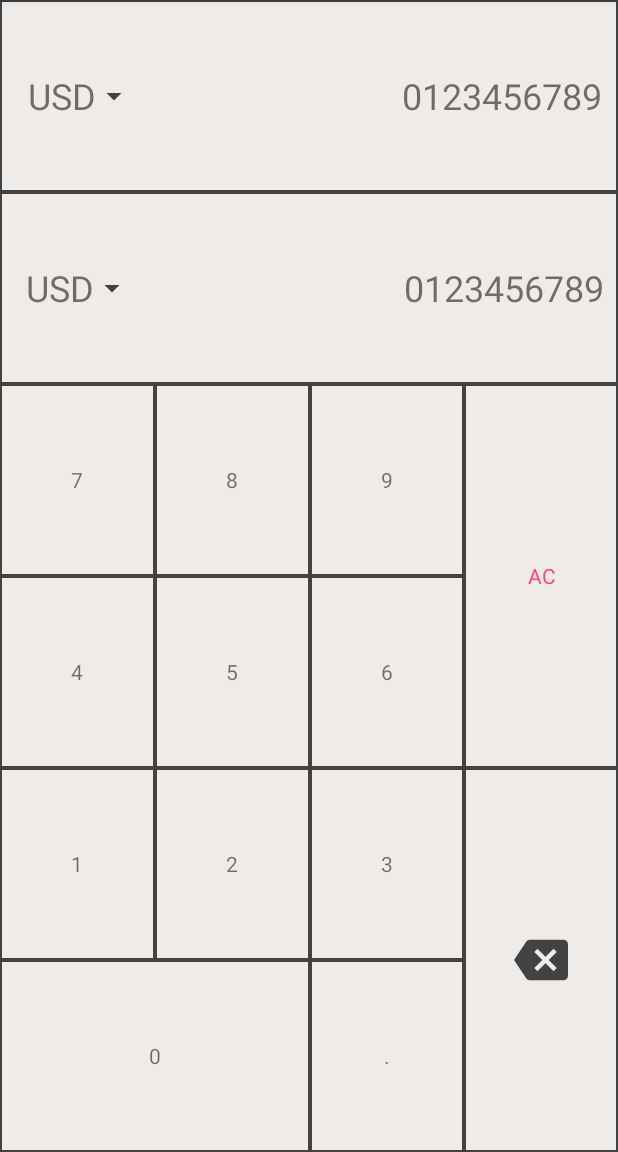
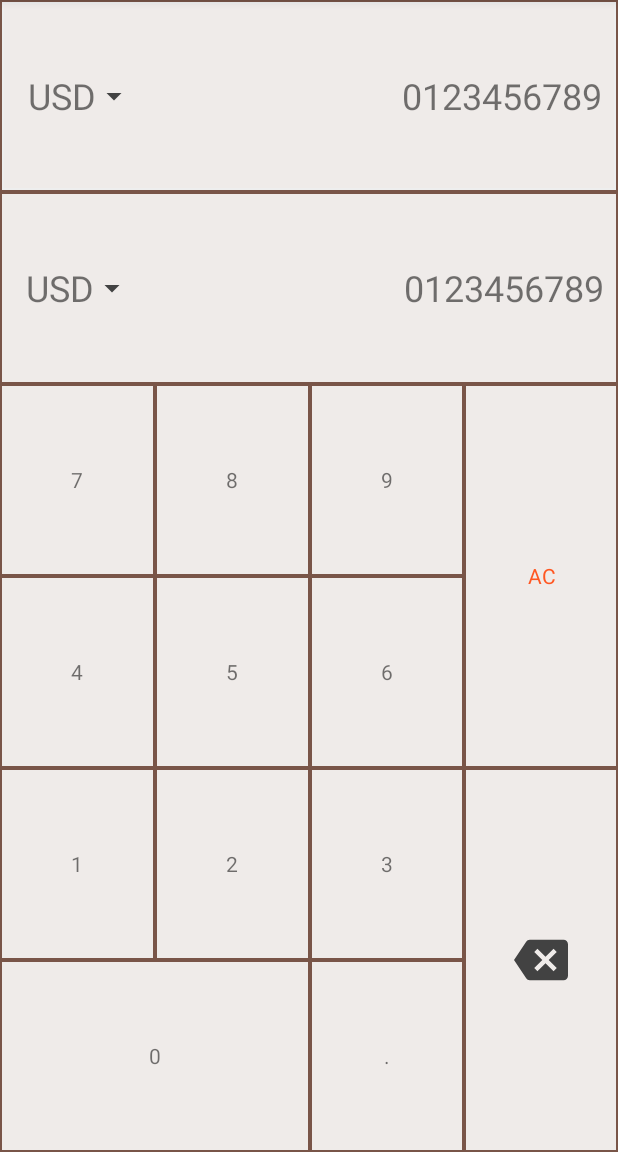
Before and after one commit to artemidius/BroCalc, an Android app: the screen it shows after launch (MainActivity), on a phone screen of 412 x 824 dp, the part 84-1236 px from its top. Run offline under Robolectric (Android 15) with nearby library versions, the phone set to English and light mode, and no system bars; our stand-ins replace Dagger/Hilt's generated code.

Commit message:
Updated layout

```diff
--- a/presentation/src/main/java/com/tomtom/tom/brocalc/ui/main/MainActivity.kt
+++ b/presentation/src/main/java/com/tomtom/tom/brocalc/ui/main/MainActivity.kt
@@ -1,18 +1,45 @@
 package com.tomtom.tom.brocalc.ui.main
 
 import android.os.Bundle
+import android.view.View
 import com.tomtom.tom.brocalc.R
 import com.tomtom.tom.brocalc.base.BaseActivity
+import kotlinx.android.synthetic.main.activity_main.*
 
-class MainActivity : BaseActivity(), MainContract.View {
+class MainActivity : BaseActivity(), MainContract.View, View.OnClickListener {
+
+    override fun onClick(view: View?) = presenter.onClick(view)
+
 
     val presenter:MainContract.Presenter = MainPresenter(this)
 
     override fun onCreate(savedInstanceState: Bundle?) {
         super.onCreate(savedInstanceState)
         setContentView(R.layout.activity_main)
+        setListeners()
         presenter.onCreate()
 
+    }
+
+    fun setListeners() {
+        currency_choice_upper.setOnClickListener(this)
+        currency_choice_lower.setOnClickListener(this)
+        currency_value_upper.setOnClickListener(this)
+        currency_value_lower.setOnClickListener(this)
+
+        b0.setOnClickListener(this)
+        b1.setOnClickListener(this)
+        b2.setOnClickListener(this)
+        b3.setOnClickListener(this)
+        b4.setOnClickListener(this)
+        b5.setOnClickListener(this)
+        b6.setOnClickListener(this)
+        b7.setOnClickListener(this)
+        b8.setOnClickListener(this)
+        b9.setOnClickListener(this)
+        ac.setOnClickListener(this)
+        back.setOnClickListener(this)
+        point.setOnClickListener(this)
     }
 
 
--- a/presentation/src/main/java/com/tomtom/tom/brocalc/ui/main/MainContract.kt
+++ b/presentation/src/main/java/com/tomtom/tom/brocalc/ui/main/MainContract.kt
@@ -8,6 +8,8 @@ interface MainContract {
         fun onDataUpdate()
     }
 
-    interface Presenter : ActivityLifeCyclePresenter
+    interface Presenter : ActivityLifeCyclePresenter {
+        fun onClick(view: android.view.View?)
+    }
 
 }
--- a/presentation/src/main/res/layout/activity_main.xml
+++ b/presentation/src/main/res/layout/activity_main.xml
@@ -9,7 +9,7 @@
     <LinearLayout
         android:layout_width="match_parent"
         android:layout_height="match_parent"
-        android:background="@color/grey_800"
+        android:background="@color/layout_background"
         android:orientation="vertical">
 
         <LinearLayout
@@ -20,32 +20,23 @@
             android:orientation="vertical">
 
             <LinearLayout
-                android:layout_width="match_parent"
-                android:layout_height="match_parent"
+                style="@style/typical_ll"
                 android:background="@color/grey_200"
-                android:layout_weight="1"
                 android:layout_margin="1dp">
 
                 <LinearLayout style="@style/currency_line">
                     <TextView
                         android:id="@+id/currency_choice_upper"
-                        android:layout_width="wrap_content"
-                        android:layout_height="match_parent"
-                        android:text="USD"
-                        android:textSize="24sp"
-                        android:gravity="center_vertical"/>
+                        android:text="usd"
+                        style="@style/currency_choice" />
                     <ImageView
                         android:layout_width="wrap_content"
                         android:layout_height="match_parent"
                         android:src="@drawable/ic_arrow_drop_down"/>
                     <TextView
                         android:id="@+id/currency_value_upper"
-                        android:layout_width="match_parent"
-                        android:layout_height="match_parent"
                         android:text="0123456789"
-                        android:maxLines="1"
-                        android:textSize="24sp"
-                        android:gravity="right|center_vertical"/>
+                        style="@style/currebcy_value" />
 
                 </LinearLayout>
 
@@ -55,23 +46,16 @@
 
                 <TextView
                     android:id="@+id/currency_choice_lower"
-                    android:layout_width="wrap_content"
-                    android:layout_height="match_parent"
-                    android:text="USD"
-                    android:textSize="24sp"
-                    android:gravity="center_vertical"/>
+                    android:text="usd"
+                    style="@style/currency_choice"/>
                 <ImageView
                     android:layout_width="wrap_content"
                     android:layout_height="match_parent"
                     android:src="@drawable/ic_arrow_drop_down"/>
                 <TextView
                     android:id="@+id/currency_value_lower"
-                    android:layout_width="match_parent"
-                    android:layout_height="match_parent"
                     android:text="0123456789"
-                    android:maxLines="1"
-                    android:textSize="24sp"
-                    android:gravity="right|center_vertical"/>
+                    style="@style/currebcy_value" />
 
             </LinearLayout>
 
@@ -81,21 +65,15 @@
 
         <LinearLayout
             android:id="@+id/key_container_container"
-            android:layout_width="match_parent"
-            android:layout_height="match_parent"
-            android:layout_weight="1"
+            style="@style/typical_ll"
             android:orientation="vertical">
 
             <LinearLayout
-                android:layout_width="match_parent"
-                android:layout_height="match_parent"
-                android:layout_weight="1"
+                style="@style/typical_ll"
                 android:orientation="horizontal">
 
                 <LinearLayout
-                    android:layout_width="match_parent"
-                    android:layout_height="match_parent"
-                    android:layout_weight="1"
+                    style="@style/typical_ll"
                     android:orientation="vertical">
 
                     <TextView
@@ -111,10 +89,8 @@
                 </LinearLayout>
 
                 <LinearLayout
-                    android:layout_width="match_parent"
-                    android:layout_height="match_parent"
-                    android:layout_weight="1"
-                    android:orientation="vertical">
+                    android:orientation="vertical"
+                    style="@style/typical_ll">
 
                     <TextView
                         style="@style/calc_button"
@@ -128,9 +104,7 @@
                 </LinearLayout>
 
                 <LinearLayout
-                    android:layout_width="match_parent"
-                    android:layout_height="match_parent"
-                    android:layout_weight="1"
+                    style="@style/typical_ll"
                     android:orientation="vertical">
 
                     <TextView
@@ -145,16 +119,14 @@
                 </LinearLayout>
 
                 <LinearLayout
-                    android:layout_width="match_parent"
-                    android:layout_height="match_parent"
-                    android:layout_weight="1"
+                    style="@style/typical_ll"
                     android:orientation="vertical">
 
                     <TextView
                         style="@style/calc_button"
                         android:id="@+id/ac"
                         android:text="AC"
-                        android:textColor="@color/colorAccent"/>
+                        android:textColor="@color/orange_500"/>
 
                 </LinearLayout>
 
@@ -162,22 +134,16 @@
             </LinearLayout>
 
             <LinearLayout
-                android:layout_width="match_parent"
-                android:layout_height="match_parent"
-                android:layout_weight="1"
+                style="@style/typical_ll"
                 android:orientation="horizontal">
 
 
                 <LinearLayout
-                    android:layout_width="match_parent"
-                    android:layout_height="match_parent"
-                    android:layout_weight="1"
+                    style="@style/typical_ll"
                     android:orientation="vertical">
 
                     <LinearLayout
-                        android:layout_width="match_parent"
-                        android:layout_height="match_parent"
-                        android:layout_weight="1"
+                        style="@style/typical_ll"
                         android:orientation="horizontal">
 
                         <TextView
@@ -197,9 +163,7 @@
                     </LinearLayout>
 
                     <LinearLayout
-                        android:layout_width="match_parent"
-                        android:layout_height="match_parent"
-                        android:layout_weight="1"
+                        style="@style/typical_ll"
                         android:orientation="horizontal">
 
                         <TextView
--- a/presentation/src/main/res/values/colors.xml
+++ b/presentation/src/main/res/values/colors.xml
@@ -7,4 +7,5 @@
     <color name="layout_background">#795548</color>
     <color name="grey_800">#424242</color>
     <color name="grey_200">#EEEEEE</color>
+    <color name="orange_500">#FF5722</color>
 </resources>
--- a/presentation/src/main/res/values/styles.xml
+++ b/presentation/src/main/res/values/styles.xml
@@ -28,4 +28,26 @@
         <item name="android:paddingRight">8dp</item>
     </style>
 
+    <style name="currency_choice">
+        <item name="android:layout_width">wrap_content</item>
+        <item name="android:layout_height">match_parent</item>
+        <item name="android:textAllCaps">true</item>
+        <item name="android:textSize">24sp</item>
+        <item name="android:gravity">center_vertical</item>
+    </style>
+
+    <style name="currebcy_value">
+        <item name="android:layout_width">match_parent</item>
+        <item name="android:layout_height">match_parent</item>
+        <item name="android:maxLines">1</item>
+        <item name="android:textSize">24sp</item>
+        <item name="android:gravity">right|center_vertical</item>
+    </style>
+
+    <style name="typical_ll">
+        <item name="android:layout_width">match_parent</item>
+        <item name="android:layout_height">match_parent</item>
+        <item name="android:layout_weight">1</item>
+    </style>
+
 </resources>
```
